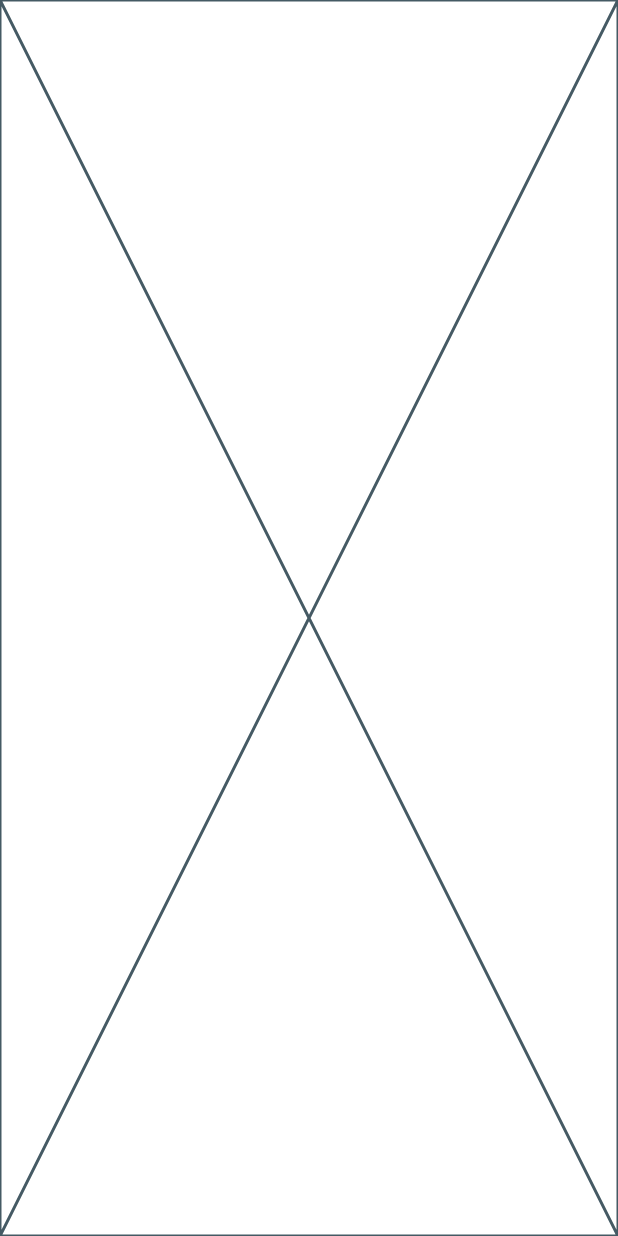
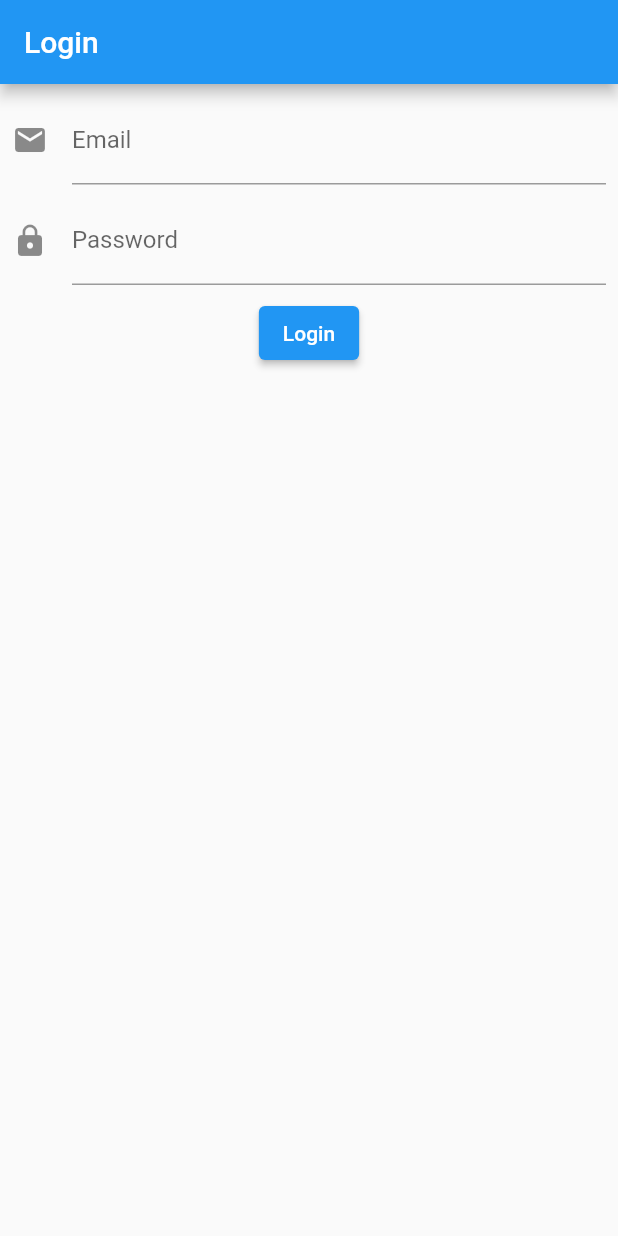
Before and after one commit to dao0203/using_riverpod_todo_app, a Flutter app: the screen it shows after launch, on a phone screen of 412 x 824 dp. Run offline on Flutter 3.47's test engine with Material 2 defaults, Android fonts, the light colour scheme and no system bars; our stand-ins replace firebase_auth, firebase_core, hooks_riverpod; accounts and stored records are empty; generated files the repository leaves out were written again.

Commit message:
[update] 簡易的なログイン画面を実装

```diff
--- a/lib/ui/screen/login_screen.dart
+++ b/lib/ui/screen/login_screen.dart
@@ -5,6 +5,37 @@ class LoginScreen extends StatelessWidget {
 
   @override
   Widget build(BuildContext context) {
-    return const Placeholder();
+    return Scaffold(
+      appBar: AppBar(
+        title: const Text('Login'),
+      ),
+      body: Form(
+        child: Padding(
+          padding: const EdgeInsets.all(8.0),
+          child: Column(
+            children: [
+              TextFormField(
+                decoration: const InputDecoration(
+                  labelText: 'Email',
+                  icon: Icon(Icons.email),
+                ),
+              ),
+              const SizedBox(height: 8.0),
+              TextFormField(
+                decoration: const InputDecoration(
+                  labelText: 'Password',
+                  icon: Icon(Icons.lock),
+                ),
+              ),
+              const SizedBox(height: 8.0),
+              ElevatedButton(
+                onPressed: () {},
+                child: const Text('Login'),
+              ),
+            ],
+          ),
+        ),
+      ),
+    );
   }
 }
```
